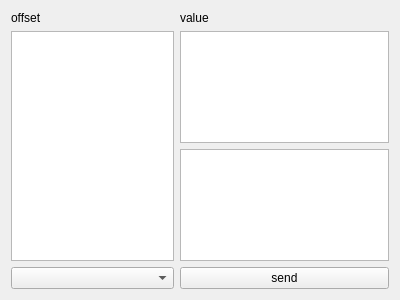
This is src/board_emulator/boardemulatorwidget.ui in reroora/boardt as Qt 5 draws it before an edit. The edited form follows.
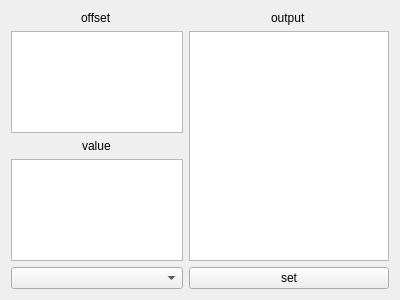
This is the edited form.

Commit message: feat: add send and get register commands. Minor fixes. Add description of functionality and protocol in README

What changed in the file:
```diff
--- a/src/board_emulator/boardemulatorwidget.ui
+++ b/src/board_emulator/boardemulatorwidget.ui
@@ -14,39 +14,73 @@
    <string>Form</string>
   </property>
   <layout class="QGridLayout" name="gridLayout">
-   <item row="0" column="2">
-    <widget class="QLabel" name="label_2">
-     <property name="text">
-      <string>value</string>
-     </property>
-    </widget>
-   </item>
-   <item row="1" column="2">
-    <widget class="QTextEdit" name="inputValueTextEdit"/>
-   </item>
-   <item row="3" column="0" colspan="2">
-    <widget class="QComboBox" name="comboBox"/>
-   </item>
-   <item row="0" column="0">
+   <item row="0" column="0" alignment="Qt::AlignHCenter">
     <widget class="QLabel" name="label">
      <property name="text">
       <string>offset</string>
      </property>
     </widget>
    </item>
-   <item row="3" column="2">
+   <item row="1" column="0">
+    <widget class="QTextEdit" name="inputOffsetTextEdit">
+     <property name="sizePolicy">
+      <sizepolicy hsizetype="Expanding" vsizetype="Expanding">
+       <horstretch>0</horstretch>
+       <verstretch>0</verstretch>
+      </sizepolicy>
+     </property>
+    </widget>
+   </item>
+   <item row="3" column="0">
+    <widget class="QTextEdit" name="inputValueTextEdit">
+     <property name="sizePolicy">
+      <sizepolicy hsizetype="Expanding" vsizetype="Expanding">
+       <horstretch>0</horstretch>
+       <verstretch>0</verstretch>
+      </sizepolicy>
+     </property>
+    </widget>
+   </item>
+   <item row="1" column="1" rowspan="3" colspan="2">
+    <widget class="QTextEdit" name="outputTextEdit">
+     <property name="sizePolicy">
+      <sizepolicy hsizetype="Maximum" vsizetype="Expanding">
+       <horstretch>0</horstretch>
+       <verstretch>0</verstretch>
+      </sizepolicy>
+     </property>
+     <property name="minimumSize">
+      <size>
+       <width>200</width>
+       <height>0</height>
+      </size>
+     </property>
+    </widget>
+   </item>
+   <item row="4" column="0">
+    <widget class="QComboBox" name="comboBox"/>
+   </item>
+   <item row="2" column="0" alignment="Qt::AlignHCenter">
+    <widget class="QLabel" name="label_3">
+     <property name="text">
+      <string>value</string>
+     </property>
+    </widget>
+   </item>
+   <item row="0" column="1" colspan="2" alignment="Qt::AlignHCenter">
+    <widget class="QLabel" name="label_2">
+     <property name="text">
+      <string>output</string>
+     </property>
+    </widget>
+   </item>
+   <item row="4" column="1" colspan="2">
     <widget class="QPushButton" name="pushButton">
      <property name="text">
-      <string>send</string>
+      <string>set</string>
      </property>
     </widget>
    </item>
-   <item row="2" column="2">
-    <widget class="QTextEdit" name="outputValueTextEdit"/>
-   </item>
-   <item row="1" column="0" rowspan="2" colspan="2">
-    <widget class="QTextEdit" name="offsetTextEdit"/>
-   </item>
   </layout>
  </widget>
  <resources/>
```
The commit also changes 15 other files.
